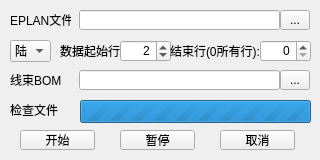
Before: the Qt Designer form ui/WireConvertForm.ui in LeeZhang1979/UniTools, drawn with Qt 5.
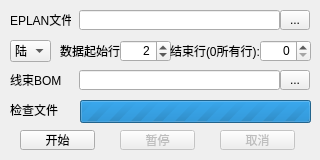
After: the same form once the commit is applied.

Commit message: add default value

Diff of the .ui file:
```diff
--- a/ui/WireConvertForm.ui
+++ b/ui/WireConvertForm.ui
@@ -77,6 +77,9 @@
    </property>
   </widget>
   <widget class="QPushButton" name="btnCancel">
+   <property name="enabled">
+    <bool>false</bool>
+   </property>
    <property name="geometry">
     <rect>
      <x>220</x>
@@ -176,6 +179,9 @@
    </property>
   </widget>
   <widget class="QPushButton" name="btnPause">
+   <property name="enabled">
+    <bool>false</bool>
+   </property>
    <property name="geometry">
     <rect>
      <x>120</x>
```
The commit also changes 2 other files.
